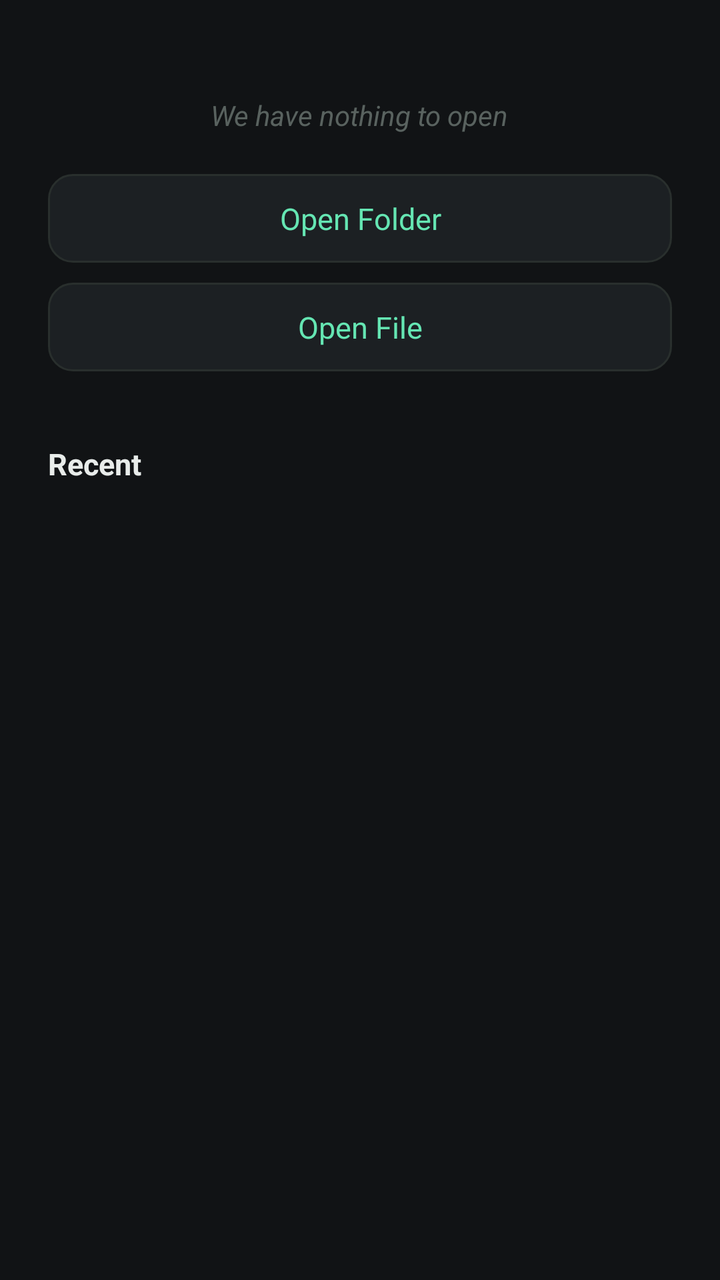
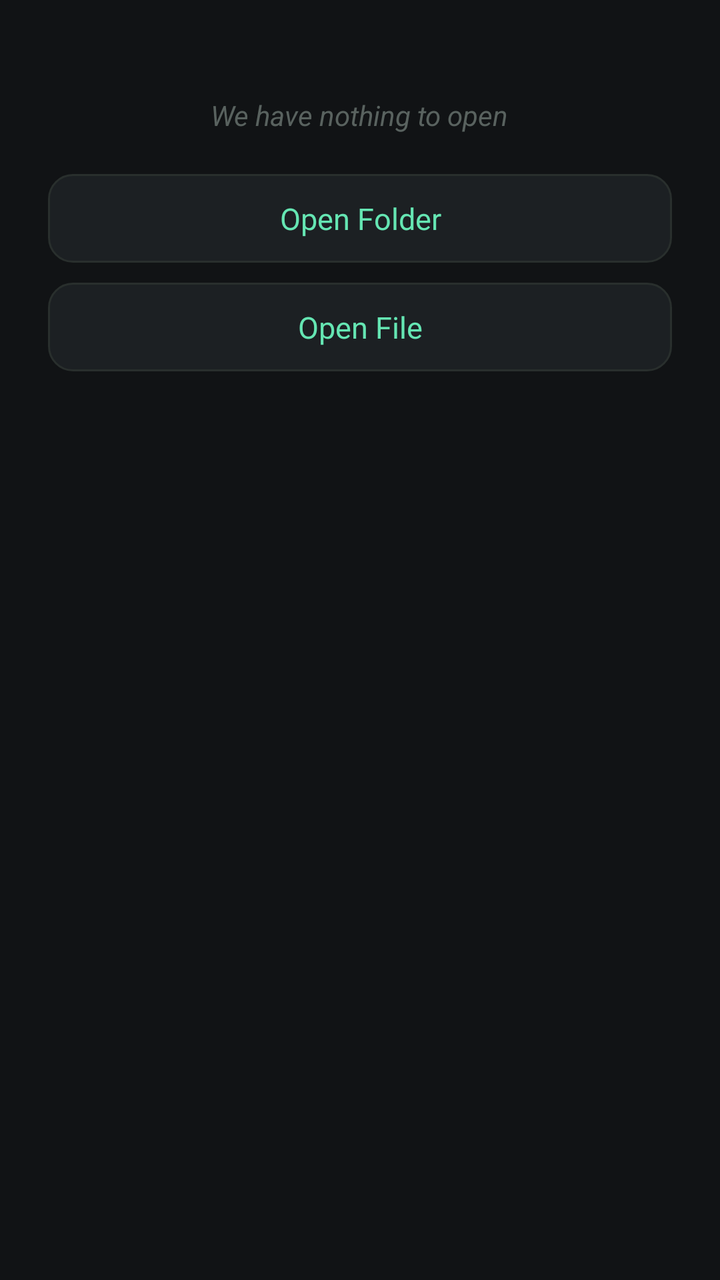

Before-and-after screenshots of an Android layout around one commit, followed by the original layout XML and the change that was made.
<!-- AndroidManifest.xml: application theme Theme.PyEdit -->
<!-- res/layout/view_main_workspace.xml -->
<?xml version="1.0" encoding="utf-8"?>
<FrameLayout xmlns:android="http://schemas.android.com/apk/res/android"
    android:layout_width="match_parent"
    android:layout_height="match_parent"
    android:background="@color/editor_background">

    <LinearLayout
        android:id="@+id/group_empty_state"
        android:layout_width="match_parent"
        android:layout_height="match_parent"
        android:orientation="vertical"
        android:gravity="center_horizontal"
        android:paddingTop="48dp"
        android:paddingStart="24dp"
        android:paddingEnd="24dp">

        <TextView
            android:layout_width="wrap_content"
            android:layout_height="wrap_content"
            android:text="@string/nothing_to_open"
            android:textColor="@color/text_comment"
            android:textStyle="italic"
            android:alpha="0.7"
            android:textSize="14sp"
            android:layout_marginBottom="20dp" />

        <LinearLayout
            android:layout_width="match_parent"
            android:layout_height="wrap_content"
            android:orientation="vertical">

            
            <TextView
                android:id="@+id/btn_open_folder"
                android:layout_width="match_parent"
                android:layout_height="wrap_content"
                android:text="@string/open_folder"
                android:textColor="@color/mint_primary"
                android:textSize="15sp"
                android:gravity="center"
                android:background="@drawable/popup_bg"
                android:paddingTop="12dp"
                android:paddingBottom="12dp"
                android:layout_marginBottom="10dp"
                android:clickable="true"
                android:focusable="true" />

            <TextView
                android:id="@+id/btn_open_file"
                android:layout_width="match_parent"
                android:layout_height="wrap_content"
                android:text="@string/open_file"
                android:textColor="@color/mint_primary"
                android:textSize="15sp"
                android:gravity="center"
                android:background="@drawable/popup_bg"
                android:paddingTop="12dp"
                android:paddingBottom="12dp"
                android:clickable="true"
                android:focusable="true" />

        </LinearLayout>

        <TextView
            android:layout_width="match_parent"
            android:layout_height="wrap_content"
            android:text="@string/drawer_recent"
            android:textStyle="bold"
            android:textColor="@color/text_normal"
            android:textSize="15sp"
            android:layout_marginTop="36dp"
            android:layout_marginBottom="8dp" />

        <androidx.recyclerview.widget.RecyclerView
            android:id="@+id/rv_recent_files_main"
            android:layout_width="match_parent"
            android:layout_height="0dp"
            android:layout_weight="1" />

    </LinearLayout>

    <LinearLayout
        android:id="@+id/group_folder_browse"
        android:layout_width="match_parent"
        android:layout_height="match_parent"
        android:orientation="vertical"
        android:visibility="gone">

        <TextView
            android:id="@+id/tv_no_python_files_main"
            android:layout_width="match_parent"
            android:layout_height="wrap_content"
            android:text="@string/no_python_files"
            android:textColor="@color/text_comment"
            android:textStyle="italic"
            android:alpha="0.7"
            android:textSize="14sp"
            android:gravity="center"
            android:paddingTop="48dp"
            android:visibility="gone" />

        <androidx.recyclerview.widget.RecyclerView
            android:id="@+id/rv_folder_browse_main"
            android:layout_width="match_parent"
            android:layout_height="match_parent"
            android:paddingTop="8dp" />

    </LinearLayout>

</FrameLayout>
<!-- resources referenced by this layout -->
<resources>
  <color name="editor_background">#111315</color>
  <color name="mint_primary">#65E6B3</color>
  <color name="text_comment">#78857F</color>
  <color name="text_normal">#E8ECEA</color>
  <!-- drawable popup_bg (drawable) -->
  <?xml version="1.0" encoding="utf-8"?>
  <shape xmlns:android="http://schemas.android.com/apk/res/android"
      android:shape="rectangle">
      <solid android:color="@color/popup_background" />
      <corners android:radius="12dp" />
      <stroke
          android:width="1dp"
          android:color="@color/border_divider" />
  </shape>
  <string name="drawer_recent">Recent</string>
  <string name="no_python_files">There is no python file inside this folder</string>
  <string name="nothing_to_open">We have nothing to open</string>
  <string name="open_file">Open File</string>
  <string name="open_folder">Open Folder</string>
  <style name="Theme.PyEdit" parent="Theme.MaterialComponents.NoActionBar">
          <item name="colorPrimary">@color/mint_primary</item>
          <item name="colorPrimaryDark">@color/topbar_background</item>
          <item name="colorAccent">@color/mint_primary</item>
          <item name="android:windowBackground">@color/editor_background</item>
          <item name="android:statusBarColor">@color/topbar_background</item>
          <item name="android:navigationBarColor">@color/editor_background</item>
          <item name="android:textColor">@color/text_normal</item>
          <item name="android:textColorPrimary">@color/text_normal</item>
          <item name="android:windowLightStatusBar">false</item>
      </style>
  <color name="popup_background">#1C2023</color>
  <color name="border_divider">#292F2D</color>
  <color name="topbar_background">#181B1E</color>
</resources>

<!-- the commit's change to res/layout/view_main_workspace.xml (unified diff, before → after) -->
@@ -4,6 +4,7 @@
     android:layout_height="match_parent"
     android:background="@color/editor_background">
 
+    
     <LinearLayout
         android:id="@+id/group_empty_state"
         android:layout_width="match_parent"
@@ -29,7 +30,6 @@
             android:layout_height="wrap_content"
             android:orientation="vertical">
 
-            
             <TextView
                 android:id="@+id/btn_open_folder"
                 android:layout_width="match_parent"
@@ -61,24 +61,9 @@
 
         </LinearLayout>
 
-        <TextView
-            android:layout_width="match_parent"
-            android:layout_height="wrap_content"
-            android:text="@string/drawer_recent"
-            android:textStyle="bold"
-            android:textColor="@color/text_normal"
-            android:textSize="15sp"
-            android:layout_marginTop="36dp"
-            android:layout_marginBottom="8dp" />
-
-        <androidx.recyclerview.widget.RecyclerView
-            android:id="@+id/rv_recent_files_main"
-            android:layout_width="match_parent"
-            android:layout_height="0dp"
-            android:layout_weight="1" />
-
     </LinearLayout>
 
+    
     <LinearLayout
         android:id="@+id/group_folder_browse"
         android:layout_width="match_parent"
<!-- resource entries referenced after the edit -->
@@ -3,7 +3,6 @@
   <color name="editor_background">#111315</color>
   <color name="mint_primary">#65E6B3</color>
   <color name="text_comment">#78857F</color>
-  <color name="text_normal">#E8ECEA</color>
   <!-- drawable popup_bg (drawable) -->
   <?xml version="1.0" encoding="utf-8"?>
   <shape xmlns:android="http://schemas.android.com/apk/res/android"
@@ -14,7 +13,6 @@
           android:width="1dp"
           android:color="@color/border_divider" />
   </shape>
-  <string name="drawer_recent">Recent</string>
   <string name="no_python_files">There is no python file inside this folder</string>
   <string name="nothing_to_open">We have nothing to open</string>
   <string name="open_file">Open File</string>
@@ -33,5 +31,6 @@
   <color name="popup_background">#1C2023</color>
   <color name="border_divider">#292F2D</color>
   <color name="topbar_background">#181B1E</color>
+  <color name="text_normal">#E8ECEA</color>
 </resources>
 
